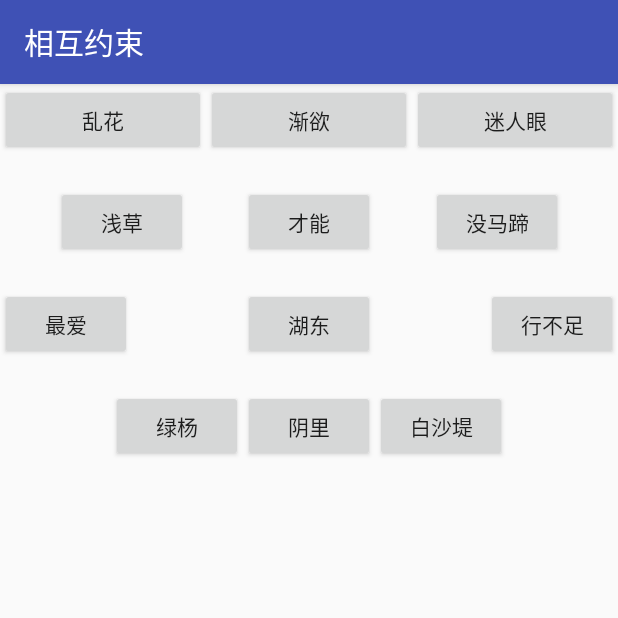
After one commit to gitjing/ConstraintLayoutDemo, an Android app: the ChainsActivity screen opened directly, with no data from a screen before it, on a phone screen of 412 x 824 dp, the top half of it. The commit adds this screen. Run offline under Robolectric (Android 15) with nearby library versions, the phone set to English and light mode, and no system bars.

Commit message:
添加对chains相关属性的介绍

```diff
--- a/app/src/main/AndroidManifest.xml
+++ b/app/src/main/AndroidManifest.xml
@@ -25,7 +25,8 @@
             android:theme="@style/AppTheme.NoActionBar" />
         <activity android:name=".demolist.CircularPositioningActivity" />
         <activity android:name=".demolist.MatchConstraintActivity" />
-        <activity android:name=".demolist.RatioActivity"></activity>
+        <activity android:name=".demolist.RatioActivity" />
+        <activity android:name=".demolist.ChainsActivity"></activity>
     </application>
 
 </manifest>
--- a/app/src/main/java/com/example/ljj/constraintlayoutdemo/MainActivity.java
+++ b/app/src/main/java/com/example/ljj/constraintlayoutdemo/MainActivity.java
@@ -11,6 +11,7 @@ import android.view.ViewGroup;
 import android.widget.TextView;
 
 import com.example.ljj.constraintlayoutdemo.demolist.CenteringAndBiasActivity;
+import com.example.ljj.constraintlayoutdemo.demolist.ChainsActivity;
 import com.example.ljj.constraintlayoutdemo.demolist.CircularPositioningActivity;
 import com.example.ljj.constraintlayoutdemo.demolist.MarginsActivity;
 import com.example.ljj.constraintlayoutdemo.demolist.MatchConstraintActivity;
@@ -58,6 +59,7 @@ public class MainActivity extends AppCompatActivity {
         activityHolder.addActivity("Circular positioning", CircularPositioningActivity.class);
         activityHolder.addActivity("margin", MarginsActivity.class);
         activityHolder.addActivity("ratio", RatioActivity.class);
+        activityHolder.addActivity("chains", ChainsActivity.class);
 
 
     }
--- /dev/null
+++ b/app/src/main/java/com/example/ljj/constraintlayoutdemo/demolist/ChainsActivity.java
@@ -0,0 +1,21 @@
+package com.example.ljj.constraintlayoutdemo.demolist;
+
+import android.support.v7.app.AppCompatActivity;
+import android.os.Bundle;
+
+import com.example.ljj.constraintlayoutdemo.R;
+
+/**
+ * created by ljj on 2017.11.22
+ * 对chains相关属性的介绍
+ */
+public class ChainsActivity extends AppCompatActivity {
+
+    @Override
+    protected void onCreate(Bundle savedInstanceState) {
+        super.onCreate(savedInstanceState);
+        setContentView(R.layout.activity_chains);
+
+        getSupportActionBar().setTitle("相互约束");
+    }
+}
--- /dev/null
+++ b/app/src/main/res/layout/activity_chains.xml
@@ -0,0 +1,159 @@
+<?xml version="1.0" encoding="utf-8"?>
+<android.support.constraint.ConstraintLayout xmlns:android="http://schemas.android.com/apk/res/android"
+    xmlns:app="http://schemas.android.com/apk/res-auto"
+    xmlns:tools="http://schemas.android.com/tools"
+    android:layout_width="match_parent"
+    android:layout_height="match_parent"
+    tools:context="com.example.ljj.constraintlayoutdemo.demolist.ChainsActivity">
+
+
+    <!--设置三个等分按钮
+    注：设置三等分需要两两相互依赖
+    还可以通过
+    app:layout_constraintHorizontal_weight
+     android:layout_width="0dp"
+    来对元素进行比例分配
+    -->
+    <Button
+        android:id="@+id/button1"
+        android:layout_width="0dp"
+        android:layout_height="wrap_content"
+        android:text="乱花"
+        app:layout_constraintLeft_toLeftOf="parent"
+        app:layout_constraintRight_toLeftOf="@id/button2" />
+
+    <Button
+        android:id="@+id/button2"
+        android:layout_width="0dp"
+        android:layout_height="wrap_content"
+        android:text="渐欲"
+        app:layout_constraintLeft_toRightOf="@id/button1"
+        app:layout_constraintRight_toLeftOf="@id/button3" />
+
+    <Button
+        android:id="@+id/button3"
+        android:layout_width="0dp"
+        android:layout_height="wrap_content"
+        android:text="迷人眼"
+        app:layout_constraintLeft_toRightOf="@id/button2"
+        app:layout_constraintRight_toRightOf="parent" />
+
+
+    <!--将第一个关联的View中设置
+    app:layout_constraintHorizontal_chainStyle="spread"
+    并且 android:layout_width="wrap_content"不是0dp
+    属性，控件就会根据自己所占的控件分配大小
+    默认情况下chainStyle的值为spread
+    -->
+
+    <Button
+        android:id="@+id/button4"
+        android:layout_width="wrap_content"
+        android:layout_height="wrap_content"
+        android:layout_marginTop="@dimen/margin_top"
+        android:text="浅草"
+        app:layout_constraintHorizontal_chainStyle="spread"
+        app:layout_constraintLeft_toLeftOf="parent"
+        app:layout_constraintRight_toLeftOf="@id/button5"
+        app:layout_constraintTop_toBottomOf="@id/button1" />
+
+    <Button
+        android:id="@+id/button5"
+        android:layout_width="wrap_content"
+        android:layout_height="wrap_content"
+        android:text="才能"
+        app:layout_constraintLeft_toRightOf="@id/button4"
+        app:layout_constraintRight_toLeftOf="@id/button6"
+        app:layout_constraintTop_toTopOf="@id/button4"
+
+        />
+
+    <Button
+        android:id="@+id/button6"
+        android:layout_width="wrap_content"
+        android:layout_height="wrap_content"
+        android:text="没马蹄"
+        app:layout_constraintLeft_toRightOf="@id/button5"
+        app:layout_constraintRight_toRightOf="parent"
+        app:layout_constraintTop_toTopOf="@id/button4" />
+
+
+    <!--将第一个关联的View中设置
+    app:layout_constraintHorizontal_chainStyle="spread_inside"
+    并且 android:layout_width="wrap_content"不是0dp
+    属性，链条会分散显示但是断点不会改变位置
+    -->
+    <Button
+        android:id="@+id/button01"
+        android:layout_width="wrap_content"
+        android:layout_height="wrap_content"
+        android:layout_marginTop="@dimen/margin_top"
+        android:text="最爱"
+        app:layout_constraintHorizontal_chainStyle="spread_inside"
+        app:layout_constraintLeft_toLeftOf="parent"
+        app:layout_constraintRight_toLeftOf="@id/button02"
+        app:layout_constraintTop_toBottomOf="@id/button4" />
+
+    <Button
+        android:id="@+id/button02"
+        android:layout_width="wrap_content"
+        android:layout_height="wrap_content"
+        android:text="湖东"
+        app:layout_constraintLeft_toRightOf="@id/button01"
+        app:layout_constraintRight_toLeftOf="@id/button03"
+        app:layout_constraintTop_toTopOf="@id/button01"
+
+        />
+
+    <Button
+        android:id="@+id/button03"
+        android:layout_width="wrap_content"
+        android:layout_height="wrap_content"
+        android:text="行不足"
+        app:layout_constraintLeft_toRightOf="@id/button02"
+        app:layout_constraintRight_toRightOf="parent"
+        app:layout_constraintTop_toTopOf="@id/button01"
+
+        />
+
+
+    <!--将第一个关联的View中设置
+  app:layout_constraintHorizontal_chainStyle="packed"
+  并且 android:layout_width="wrap_content"不是0dp
+  属性，链条上的控件将会被捆绑在一起，不会分开，设置
+  app:layout_constraintHorizontal_bias属性，会修改其偏移量
+  -->
+    <Button
+        android:id="@+id/button04"
+        android:layout_width="wrap_content"
+        android:layout_height="wrap_content"
+        android:layout_marginTop="@dimen/margin_top"
+        android:text="绿杨"
+        app:layout_constraintHorizontal_chainStyle="packed"
+        app:layout_constraintLeft_toLeftOf="parent"
+        app:layout_constraintRight_toLeftOf="@id/button05"
+        app:layout_constraintTop_toBottomOf="@id/button01" />
+
+    <Button
+        android:id="@+id/button05"
+        android:layout_width="wrap_content"
+        android:layout_height="wrap_content"
+        android:text="阴里"
+        app:layout_constraintLeft_toRightOf="@id/button04"
+        app:layout_constraintRight_toLeftOf="@id/button06"
+        app:layout_constraintTop_toTopOf="@id/button04"
+
+        />
+
+    <Button
+        android:id="@+id/button06"
+        android:layout_width="wrap_content"
+        android:layout_height="wrap_content"
+        android:text="白沙堤"
+        app:layout_constraintLeft_toRightOf="@id/button05"
+        app:layout_constraintRight_toRightOf="parent"
+        app:layout_constraintTop_toTopOf="@id/button04"
+
+        />
+
+</android.support.constraint.ConstraintLayout>
--- a/app/src/main/res/values/dimens.xml
+++ b/app/src/main/res/values/dimens.xml
@@ -1,3 +1,4 @@
 <resources>
     <dimen name="fab_margin">16dp</dimen>
+    <dimen name="margin_top">20dp</dimen>
 </resources>
```
